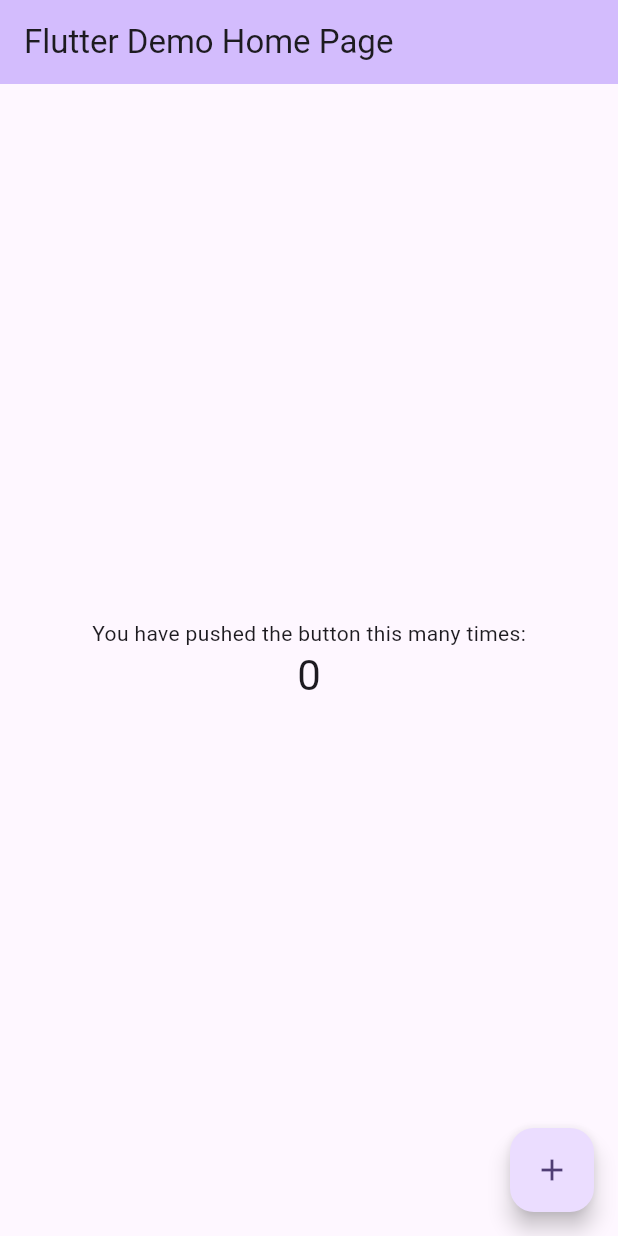
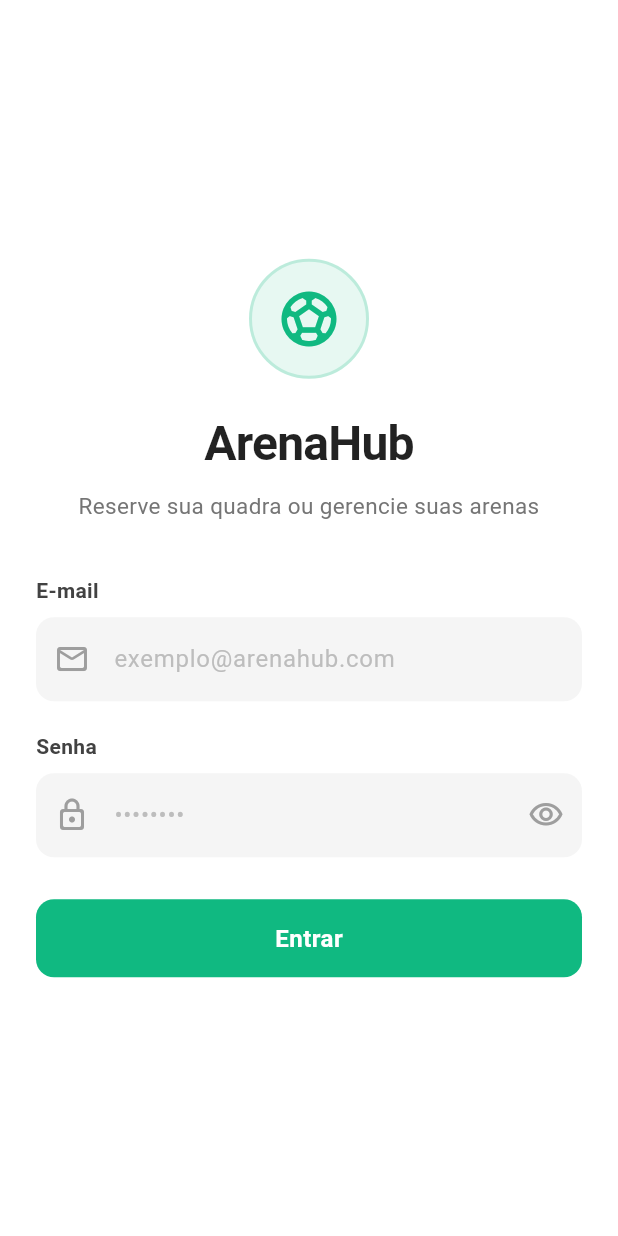
Before and after one commit to ReizeXD/ArenaHub, a Flutter app: the screen it shows after launch, on a phone screen of 412 x 824 dp. Run offline on Flutter 3.47's test engine with Material 3 defaults, Android fonts, the phone set to English and light mode, and no system bars; accounts and stored records are empty.

Commit message:
feat: add  login page

```diff
--- /dev/null
+++ b/lib/features/home/presentation/pages/home_page.dart
@@ -0,0 +1,28 @@
+import 'package:flutter/material.dart';
+
+class HomePage extends StatelessWidget {
+  const HomePage({super.key});
+
+  @override
+  Widget build(BuildContext context) {
+    return Scaffold(
+      backgroundColor: Colors.white,
+      appBar: AppBar(
+        title: const Text('ArenaHub'),
+        backgroundColor: Colors.white,
+        elevation: 0,
+        scrolledUnderElevation: 0,
+      ),
+      body: const Center(
+        child: Text(
+          'Bem-vindo!',
+          style: TextStyle(
+            fontSize: 24,
+            fontWeight: FontWeight.bold,
+            color: Colors.black87,
+          ),
+        ),
+      ),
+    );
+  }
+}
--- /dev/null
+++ b/lib/features/login/presentation/controllers/login_controller.dart
@@ -0,0 +1,43 @@
+import 'package:flutter/foundation.dart';
+import '../../domain/entities/user.dart';
+import '../../domain/usecases/login_usecase.dart';
+
+class LoginController extends ChangeNotifier {
+  final LoginUseCase _loginUseCase;
+
+  LoginController(this._loginUseCase);
+
+  bool _isLoading = false;
+  bool get isLoading => _isLoading;
+
+  String? _errorMessage;
+  String? get errorMessage => _errorMessage;
+
+  User? _currentUser;
+  User? get currentUser => _currentUser;
+
+  Future<bool> login(String email, String password) async {
+    _isLoading = true;
+    _errorMessage = null;
+    notifyListeners();
+
+    try {
+      _currentUser = await _loginUseCase(email.trim(), password);
+      _isLoading = false;
+      notifyListeners();
+      return true;
+    } catch (e) {
+      _errorMessage = e.toString().replaceAll('Exception: ', '');
+      _isLoading = false;
+      notifyListeners();
+      return false;
+    }
+  }
+
+  void clearError() {
+    if (_errorMessage != null) {
+      _errorMessage = null;
+      notifyListeners();
+    }
+  }
+}
--- /dev/null
+++ b/lib/features/login/presentation/pages/login_page.dart
@@ -0,0 +1,271 @@
+import 'package:flutter/material.dart';
+import 'package:provider/provider.dart';
+import '../controllers/login_controller.dart';
+import '../../../home/presentation/pages/home_page.dart';
+
+class LoginPage extends StatefulWidget {
+  const LoginPage({super.key});
+
+  @override
+  State<LoginPage> createState() => _LoginPageState();
+}
+
+class _LoginPageState extends State<LoginPage> {
+  final _formKey = GlobalKey<FormState>();
+  final _emailController = TextEditingController();
+  final _passwordController = TextEditingController();
+  bool _obscurePassword = true;
+
+  @override
+  void dispose() {
+    _emailController.dispose();
+    _passwordController.dispose();
+    super.dispose();
+  }
+
+  void _onLoginPressed(LoginController controller) async {
+    if (_formKey.currentState?.validate() ?? false) {
+      final success = await controller.login(
+        _emailController.text,
+        _passwordController.text,
+      );
+
+      if (!mounted) return;
+
+      if (success) {
+        // Redireciona para a HomePage
+        Navigator.of(context).pushReplacement(
+          MaterialPageRoute(builder: (_) => const HomePage()),
+        );
+      } else {
+        ScaffoldMessenger.of(context).showSnackBar(
+          SnackBar(
+            backgroundColor: const Color(0xFFEF4444),
+            behavior: SnackBarBehavior.floating,
+            shape: RoundedRectangleBorder(
+              borderRadius: BorderRadius.circular(10),
+            ),
+            content: Row(
+              children: [
+                const Icon(Icons.error_outline, color: Colors.white),
+                const SizedBox(width: 12),
+                Expanded(
+                  child: Text(
+                    controller.errorMessage ?? 'Ocorreu um erro no login.',
+                    style: const TextStyle(fontWeight: FontWeight.w500),
+                  ),
+                ),
+              ],
+            ),
+          ),
+        );
+      }
+    }
+  }
+
+  @override
+  Widget build(BuildContext context) {
+    final controller = context.watch<LoginController>();
+
+    return Scaffold(
+      backgroundColor: Colors.white,
+      body: SafeArea(
+        child: Center(
+          child: SingleChildScrollView(
+            padding: const EdgeInsets.symmetric(horizontal: 24.0, vertical: 32.0),
+            child: ConstrainedBox(
+              constraints: const BoxConstraints(maxWidth: 420),
+              child: Form(
+                key: _formKey,
+                child: Column(
+                  mainAxisAlignment: MainAxisAlignment.center,
+                  crossAxisAlignment: CrossAxisAlignment.stretch,
+                  children: [
+                    // Header / Logo
+                    Container(
+                      width: 80,
+                      height: 80,
+                      decoration: BoxDecoration(
+                        color: const Color(0xFF10B981).withValues(alpha: 0.1),
+                        shape: BoxShape.circle,
+                        border: Border.all(
+                          color: const Color(0xFF10B981).withValues(alpha: 0.2),
+                          width: 2,
+                        ),
+                      ),
+                      child: const Center(
+                        child: Icon(
+                          Icons.sports_soccer_rounded,
+                          size: 44,
+                          color: Color(0xFF10B981),
+                        ),
+                      ),
+                    ),
+                    const SizedBox(height: 20),
+                    const Text(
+                      'ArenaHub',
+                      textAlign: TextAlign.center,
+                      style: TextStyle(
+                        fontSize: 32,
+                        fontWeight: FontWeight.bold,
+                        letterSpacing: -0.5,
+                        color: Colors.black87,
+                      ),
+                    ),
+                    const SizedBox(height: 8),
+                    Text(
+                      'Reserve sua quadra ou gerencie suas arenas',
+                      textAlign: TextAlign.center,
+                      style: TextStyle(
+                        fontSize: 15,
+                        color: Colors.grey[600],
+                      ),
+                    ),
+                    const SizedBox(height: 36),
+
+                    // Email Field
+                    Text(
+                      'E-mail',
+                      style: TextStyle(
+                        fontSize: 14,
+                        fontWeight: FontWeight.w600,
+                        color: Colors.grey[800],
+                      ),
+                    ),
+                    const SizedBox(height: 8),
+                    TextFormField(
+                      controller: _emailController,
+                      keyboardType: TextInputType.emailAddress,
+                      style: const TextStyle(color: Colors.black87),
+                      decoration: InputDecoration(
+                        hintText: 'exemplo@arenahub.com',
+                        hintStyle: TextStyle(color: Colors.grey[400]),
+                        prefixIcon: Icon(Icons.mail_outline_rounded, color: Colors.grey[500]),
+                        filled: true,
+                        fillColor: Colors.grey[100],
+                        contentPadding: const EdgeInsets.symmetric(horizontal: 16, vertical: 16),
+                        border: OutlineInputBorder(
+                          borderRadius: BorderRadius.circular(12),
+                          borderSide: BorderSide.none,
+                        ),
+                        focusedBorder: OutlineInputBorder(
+                          borderRadius: BorderRadius.circular(12),
+                          borderSide: const BorderSide(color: Color(0xFF10B981), width: 1.5),
+                        ),
+                        errorBorder: OutlineInputBorder(
+                          borderRadius: BorderRadius.circular(12),
+                          borderSide: const BorderSide(color: Color(0xFFEF4444), width: 1.2),
+                        ),
+                      ),
+                      validator: (value) {
+                        if (value == null || value.trim().isEmpty) {
+                          return 'Informe seu e-mail';
+                        }
+                        if (!value.contains('@')) {
+                          return 'Informe um e-mail válido';
+                        }
+                        return null;
+                      },
+                    ),
+                    const SizedBox(height: 20),
+
+                    // Password Field
+                    Text(
+                      'Senha',
+                      style: TextStyle(
+                        fontSize: 14,
+                        fontWeight: FontWeight.w600,
+                        color: Colors.grey[800],
+                      ),
+                    ),
+                    const SizedBox(height: 8),
+                    TextFormField(
+                      controller: _passwordController,
+                      obscureText: _obscurePassword,
+                      style: const TextStyle(color: Colors.black87),
+                      decoration: InputDecoration(
+                        hintText: '••••••••',
+                        hintStyle: TextStyle(color: Colors.grey[400]),
+                        prefixIcon: Icon(Icons.lock_outline_rounded, color: Colors.grey[500]),
+                        suffixIcon: IconButton(
+                          icon: Icon(
+                            _obscurePassword ? Icons.visibility_outlined : Icons.visibility_off_outlined,
+                            color: Colors.grey[500],
+                          ),
+                          onPressed: () {
+                            setState(() {
+                              _obscurePassword = !_obscurePassword;
+                            });
+                          },
+                        ),
+                        filled: true,
+                        fillColor: Colors.grey[100],
+                        contentPadding: const EdgeInsets.symmetric(horizontal: 16, vertical: 16),
+                        border: OutlineInputBorder(
+                          borderRadius: BorderRadius.circular(12),
+                          borderSide: BorderSide.none,
+                        ),
+                        focusedBorder: OutlineInputBorder(
+                          borderRadius: BorderRadius.circular(12),
+                          borderSide: const BorderSide(color: Color(0xFF10B981), width: 1.5),
+                        ),
+                        errorBorder: OutlineInputBorder(
+                          borderRadius: BorderRadius.circular(12),
+                          borderSide: const BorderSide(color: Color(0xFFEF4444), width: 1.2),
+                        ),
+                      ),
+                      validator: (value) {
+                        if (value == null || value.trim().isEmpty) {
+                          return 'Informe sua senha';
+                        }
+                        if (value.length < 6) {
+                          return 'A senha deve ter pelo menos 6 caracteres';
+                        }
+                        return null;
+                      },
+                    ),
+                    const SizedBox(height: 28),
+
+                    // Login Button
+                    SizedBox(
+                      height: 52,
+                      child: ElevatedButton(
+                        onPressed: controller.isLoading ? null : () => _onLoginPressed(controller),
+                        style: ElevatedButton.styleFrom(
+                          backgroundColor: const Color(0xFF10B981),
+                          foregroundColor: Colors.white,
+                          disabledBackgroundColor: const Color(0xFF10B981).withValues(alpha: 0.5),
+                          shape: RoundedRectangleBorder(
+                            borderRadius: BorderRadius.circular(12),
+                          ),
+                          elevation: 0,
+                        ),
+                        child: controller.isLoading
+                            ? const SizedBox(
+                                width: 24,
+                                height: 24,
+                                child: CircularProgressIndicator(
+                                  strokeWidth: 2.5,
+                                  color: Colors.white,
+                                ),
+                              )
+                            : const Text(
+                                'Entrar',
+                                style: TextStyle(
+                                  fontSize: 16,
+                                  fontWeight: FontWeight.bold,
+                                  letterSpacing: 0.3,
+                                ),
+                              ),
+                      ),
+                    ),
+                  ],
+                ),
+              ),
+            ),
+          ),
+        ),
+      ),
+    );
+  }
+}
--- a/lib/main.dart
+++ b/lib/main.dart
@@ -1,121 +1,48 @@
 import 'package:flutter/material.dart';
+import 'package:provider/provider.dart';
+
+import 'features/login/data/repositories/mock_login_repository_impl.dart';
+import 'features/login/domain/repositories/login_repository.dart';
+import 'features/login/domain/usecases/login_usecase.dart';
+import 'features/login/presentation/controllers/login_controller.dart';
+import 'features/login/presentation/pages/login_page.dart';
 
 void main() {
-  runApp(const MyApp());
+  runApp(const ArenaHubApp());
 }
 
-class MyApp extends StatelessWidget {
-  const MyApp({super.key});
-
-  // This widget is the root of your application.
-  @override
-  Widget build(BuildContext context) {
-    return MaterialApp(
-      title: 'Flutter Demo',
-      theme: ThemeData(
-        // This is the theme of your application.
-        //
-        // TRY THIS: Try running your application with "flutter run". You'll see
-        // the application has a purple toolbar. Then, without quitting the app,
-        // try changing the seedColor in the colorScheme below to Colors.green
-        // and then invoke "hot reload" (save your changes or press the "hot
-        // reload" button in a Flutter-supported IDE, or press "r" if you used
-        // the command line to start the app).
-        //
-        // Notice that the counter didn't reset back to zero; the application
-        // state is not lost during the reload. To reset the state, use hot
-        // restart instead.
-        //
-        // This works for code too, not just values: Most code changes can be
-        // tested with just a hot reload.
-        colorScheme: .fromSeed(seedColor: Colors.deepPurple),
-      ),
-      home: const MyHomePage(title: 'Flutter Demo Home Page'),
-    );
-  }
-}
-
-class MyHomePage extends StatefulWidget {
-  const MyHomePage({super.key, required this.title});
-
-  // This widget is the home page of your application. It is stateful, meaning
-  // that it has a State object (defined below) that contains fields that affect
-  // how it looks.
-
-  // This class is the configuration for the state. It holds the values (in this
-  // case the title) provided by the parent (in this case the App widget) and
-  // used by the build method of the State. Fields in a Widget subclass are
-  // always marked "final".
-
-  final String title;
-
-  @override
-  State<MyHomePage> createState() => _MyHomePageState();
-}
-
-class _MyHomePageState extends State<MyHomePage> {
-  int _counter = 0;
-
-  void _incrementCounter() {
-    setState(() {
-      // This call to setState tells the Flutter framework that something has
-      // changed in this State, which causes it to rerun the build method below
-      // so that the display can reflect the updated values. If we changed
-      // _counter without calling setState(), then the build method would not be
-      // called again, and so nothing would appear to happen.
-      _counter++;
-    });
-  }
+class ArenaHubApp extends StatelessWidget {
+  const ArenaHubApp({super.key});
 
   @override
   Widget build(BuildContext context) {
-    // This method is rerun every time setState is called, for instance as done
-    // by the _incrementCounter method above.
-    //
-    // The Flutter framework has been optimized to make rerunning build methods
-    // fast, so that you can just rebuild anything that needs updating rather
-    // than having to individually change instances of widgets.
-    return Scaffold(
-      appBar: AppBar(
-        // TRY THIS: Try changing the color here to a specific color (to
-        // Colors.amber, perhaps?) and trigger a hot reload to see the AppBar
-        // change color while the other colors stay the same.
-        backgroundColor: Theme.of(context).colorScheme.inversePrimary,
-        // Here we take the value from the MyHomePage object that was created by
-        // the App.build method, and use it to set our appbar title.
-        title: Text(widget.title),
-      ),
-      body: Center(
-        // Center is a layout widget. It takes a single child and positions it
-        // in the middle of the parent.
-        child: Column(
-          // Column is also a layout widget. It takes a list of children and
-          // arranges them vertically. By default, it sizes itself to fit its
-          // children horizontally, and tries to be as tall as its parent.
-          //
-          // Column has various properties to control how it sizes itself and
-          // how it positions its children. Here we use mainAxisAlignment to
-          // center the children vertically; the main axis here is the vertical
-          // axis because Columns are vertical (the cross axis would be
-          // horizontal).
-          //
-          // TRY THIS: Invoke "debug painting" (choose the "Toggle Debug Paint"
-          // action in the IDE, or press "p" in the console), to see the
-          // wireframe for each widget.
-          mainAxisAlignment: .center,
-          children: [
-            const Text('You have pushed the button this many times:'),
-            Text(
-              '$_counter',
-              style: Theme.of(context).textTheme.headlineMedium,
-            ),
-          ],
+    // Injeção de dependências:
+    // 1. Instanciamos a implementação do repositório (Mock)
+    final ILoginRepository loginRepository = MockLoginRepositoryImpl();
+
+    // 2. Injetamos o repositório no Caso de Uso (DIP)
+    final loginUseCase = LoginUseCase(loginRepository);
+
+    return MultiProvider(
+      providers: [
+        // 3. Fornecemos o LoginController para a árvore de widgets via Provider
+        ChangeNotifierProvider(
+          create: (_) => LoginController(loginUseCase),
         ),
-      ),
-      floatingActionButton: FloatingActionButton(
-        onPressed: _incrementCounter,
-        tooltip: 'Increment',
-        child: const Icon(Icons.add),
+      ],
+      child: MaterialApp(
+        title: 'ArenaHub',
+        debugShowCheckedModeBanner: false,
+        theme: ThemeData(
+          useMaterial3: true,
+          colorScheme: ColorScheme.fromSeed(
+            seedColor: const Color(0xFF10B981),
+            brightness: Brightness.light,
+          ),
+          scaffoldBackgroundColor: Colors.white,
+          fontFamily: 'Roboto',
+        ),
+        home: const LoginPage(),
       ),
     );
   }
--- a/pubspec.yaml
+++ b/pubspec.yaml
@@ -34,6 +34,7 @@ dependencies:
   # The following adds the Cupertino Icons font to your application.
   # Use with the CupertinoIcons class for iOS style icons.
   cupertino_icons: ^1.0.8
+  provider: ^6.1.5+1
 
 dev_dependencies:
   flutter_test:
```
Also changed, not shown: pubspec.lock, 1 other file.
